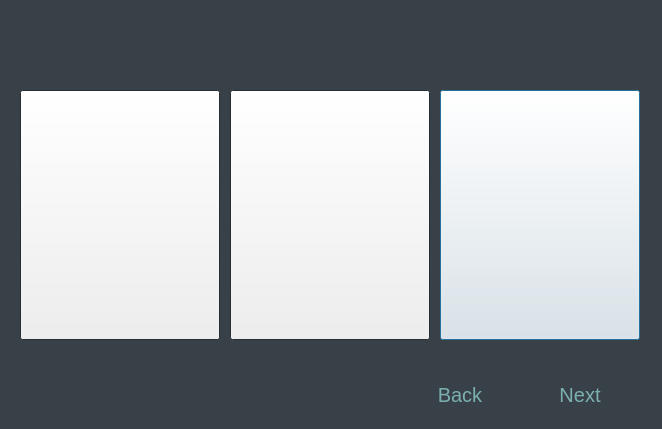
The window that selectwindow.ui (axwl03/2018-pd2-Project3) describes before a commit, drawn with Qt 5.
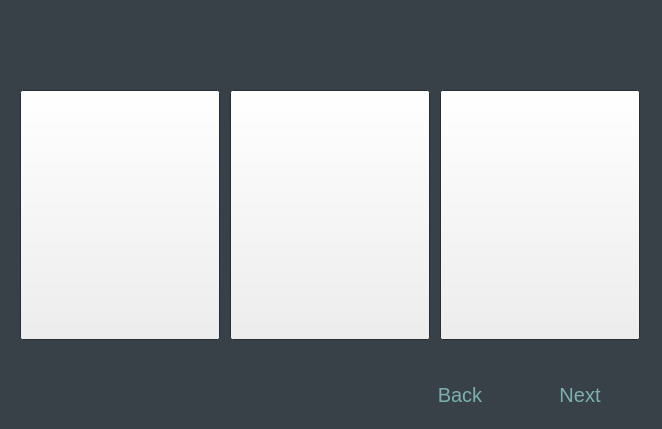
The same window after the commit.

The edit to the form file:
```diff
--- a/selectwindow.ui
+++ b/selectwindow.ui
@@ -40,6 +40,15 @@
        </color>
       </brush>
      </colorrole>
+     <colorrole role="Highlight">
+      <brush brushstyle="SolidPattern">
+       <color alpha="0">
+        <red>255</red>
+        <green>255</green>
+        <blue>255</blue>
+       </color>
+      </brush>
+     </colorrole>
     </active>
     <inactive>
      <colorrole role="Text">
@@ -69,6 +78,15 @@
        </color>
       </brush>
      </colorrole>
+     <colorrole role="Highlight">
+      <brush brushstyle="SolidPattern">
+       <color alpha="0">
+        <red>255</red>
+        <green>255</green>
+        <blue>255</blue>
+       </color>
+      </brush>
+     </colorrole>
     </inactive>
     <disabled>
      <colorrole role="Text">
@@ -98,6 +116,15 @@
        </color>
       </brush>
      </colorrole>
+     <colorrole role="Highlight">
+      <brush brushstyle="SolidPattern">
+       <color alpha="255">
+        <red>145</red>
+        <green>145</green>
+        <blue>145</blue>
+       </color>
+      </brush>
+     </colorrole>
     </disabled>
    </palette>
   </property>
@@ -113,9 +140,79 @@
      <height>250</height>
     </rect>
    </property>
+   <property name="palette">
+    <palette>
+     <active>
+      <colorrole role="Highlight">
+       <brush brushstyle="SolidPattern">
+        <color alpha="255">
+         <red>48</red>
+         <green>140</green>
+         <blue>198</blue>
+        </color>
+       </brush>
+      </colorrole>
+      <colorrole role="Link">
+       <brush brushstyle="SolidPattern">
+        <color alpha="255">
+         <red>0</red>
+         <green>0</green>
+         <blue>255</blue>
+        </color>
+       </brush>
+      </colorrole>
+     </active>
+     <inactive>
+      <colorrole role="Highlight">
+       <brush brushstyle="SolidPattern">
+        <color alpha="255">
+         <red>48</red>
+         <green>140</green>
+         <blue>198</blue>
+        </color>
+       </brush>
+      </colorrole>
+      <colorrole role="Link">
+       <brush brushstyle="SolidPattern">
+        <color alpha="255">
+         <red>0</red>
+         <green>0</green>
+         <blue>255</blue>
+        </color>
+       </brush>
+      </colorrole>
+     </inactive>
+     <disabled>
+      <colorrole role="Highlight">
+       <brush brushstyle="SolidPattern">
+        <color alpha="255">
+         <red>145</red>
+         <green>145</green>
+         <blue>145</blue>
+        </color>
+       </brush>
+      </colorrole>
+      <colorrole role="Link">
+       <brush brushstyle="SolidPattern">
+        <color alpha="255">
+         <red>0</red>
+         <green>0</green>
+         <blue>255</blue>
+        </color>
+       </brush>
+      </colorrole>
+     </disabled>
+    </palette>
+   </property>
    <property name="text">
     <string/>
    </property>
+   <property name="autoDefault">
+    <bool>false</bool>
+   </property>
+   <property name="default">
+    <bool>false</bool>
+   </property>
    <property name="flat">
     <bool>false</bool>
    </property>
```
Left out of the diff: 52 changed lines with no effect on the pictures.
